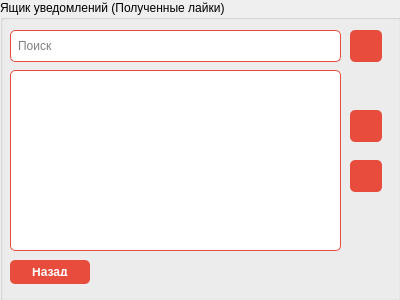
Old version of the form forms/fourth.ui in the repository YupiSoftwarePunk/Flirt-Finder.
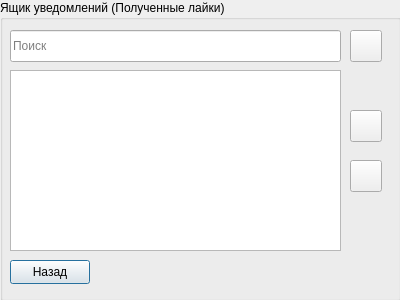
New version of the form. Icons and pictures are not drawn.

Commit message: Added prototype of design. Need to fix the overlapping of elements on each other in the 1st window, make the text fit into the field in the 2nd window and increase the contrast of colors in the app

```diff
--- a/forms/fourth.ui
+++ b/forms/fourth.ui
@@ -14,44 +14,7 @@
    <string>Dialog</string>
   </property>
   <property name="styleSheet">
-   <string notr="true">background-color: #ffffff;
-
-QGroupBox {
-    border: 2px solid #e74c3c;
-    border-radius: 8px;
-    margin-top: 10px;
-    padding-top: 15px;
-    font-weight: bold;
-    color: #2c3e50;
-}
-
-QListWidget {
-    border: 1px solid #e74c3c;
-    border-radius: 5px;
-    background: #ffffff;
-    alternate-background-color: #ecf0f1;
-}
-
-QListWidget::item:selected {
-    background: #e74c3c;
-    color: #ffffff;
-}
-
-QPushButton {
-    background-color: #e74c3c;
-    color: #ffffff;
-    border: none;
-    border-radius: 5px;
-    padding: 8px 16px;
-    font-weight: bold;
-}
-
-QLineEdit {
-    border: 1px solid #e74c3c;
-    border-radius: 5px;
-    padding: 5px;
-    background: #ffffff;
-}</string>
+   <string notr="true"/>
   </property>
   <widget class="QGroupBox" name="groupBox">
    <property name="geometry">
```
The commit also changes 26 other files.
